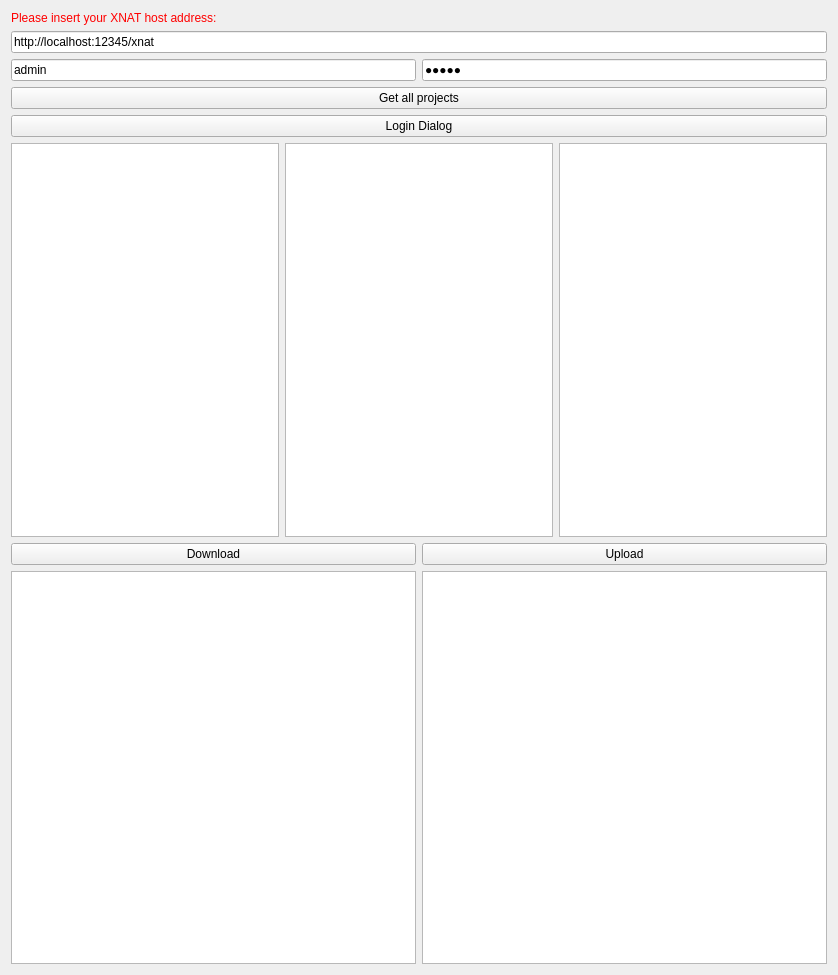
Before: the Qt Designer form Plugins/org.mitk.gui.qt.xnatinterface/src/internal/XNATProjectsControls.ui in MITK/MITK, drawn with Qt 5.
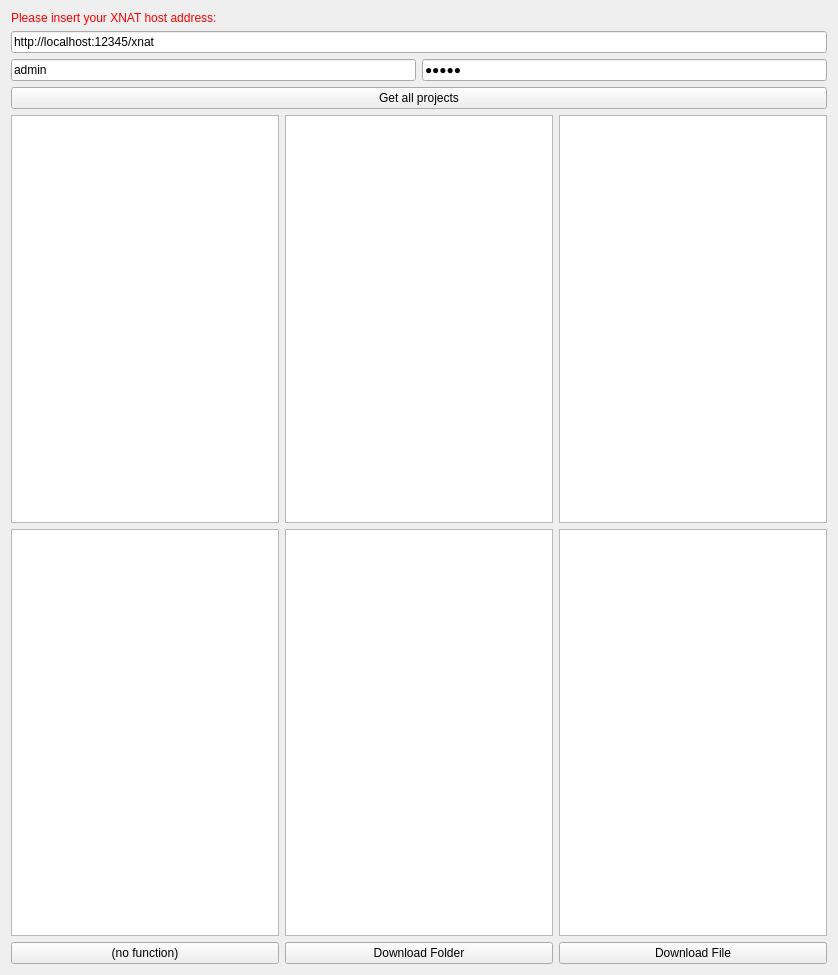
After: the same form once the commit is applied. Icons and pictures are not drawn.

Commit message: Implemented the Browsing through projects, subjects, experiments, scans, resources and files. Also it's possible to load resources folder or files down.

```diff
--- a/Plugins/org.mitk.gui.qt.xnatinterface/src/internal/XNATProjectsControls.ui
+++ b/Plugins/org.mitk.gui.qt.xnatinterface/src/internal/XNATProjectsControls.ui
@@ -103,13 +103,6 @@
      </property>
     </widget>
    </item>
-   <item>
-    <widget class="QPushButton" name="buttonLoginDialog">
-     <property name="text">
-      <string>Login Dialog</string>
-     </property>
-    </widget>
-   </item>
    <item>
     <layout class="QGridLayout" name="gridLayout">
      <item row="0" column="0">
@@ -121,33 +114,39 @@
      <item row="0" column="2">
       <widget class="QTreeView" name="experimentTreeView"/>
      </item>
-    </layout>
-   </item>
-   <item>
-    <layout class="QHBoxLayout" name="horizontalLayout_2">
-     <item>
-      <widget class="QPushButton" name="pushButton_2">
-       <property name="text">
-        <string>Download</string>
-       </property>
-      </widget>
-     </item>
-     <item>
-      <widget class="QPushButton" name="pushButton">
-       <property name="text">
-        <string>Upload</string>
-       </property>
-      </widget>
-     </item>
-    </layout>
-   </item>
-   <item>
-    <layout class="QHBoxLayout" name="horizontalLayout_3">
-     <item>
+     <item row="1" column="0">
       <widget class="QTreeView" name="scanTreeView"/>
      </item>
-     <item>
+     <item row="1" column="1">
       <widget class="QTreeView" name="resourceTreeView"/>
+     </item>
+     <item row="1" column="2">
+      <widget class="QTreeView" name="fileTreeView"/>
+     </item>
+    </layout>
+   </item>
+   <item>
+    <layout class="QHBoxLayout" name="horizontalLayout_2">
+     <item>
+      <widget class="QPushButton" name="buttonUpload">
+       <property name="text">
+        <string>(no function)</string>
+       </property>
+      </widget>
+     </item>
+     <item>
+      <widget class="QPushButton" name="buttonDownloadResource">
+       <property name="text">
+        <string>Download Folder</string>
+       </property>
+      </widget>
+     </item>
+     <item>
+      <widget class="QPushButton" name="buttonDownloadFile">
+       <property name="text">
+        <string>Download File</string>
+       </property>
+      </widget>
      </item>
     </layout>
    </item>
```
The commit also changes 2 other files.
